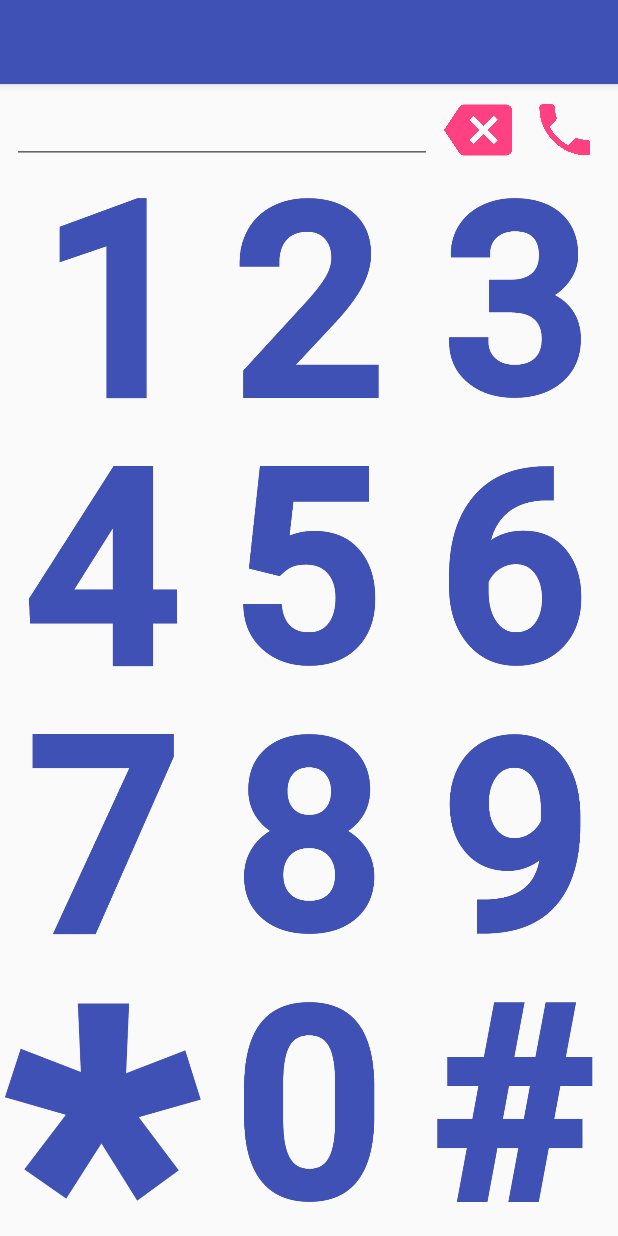
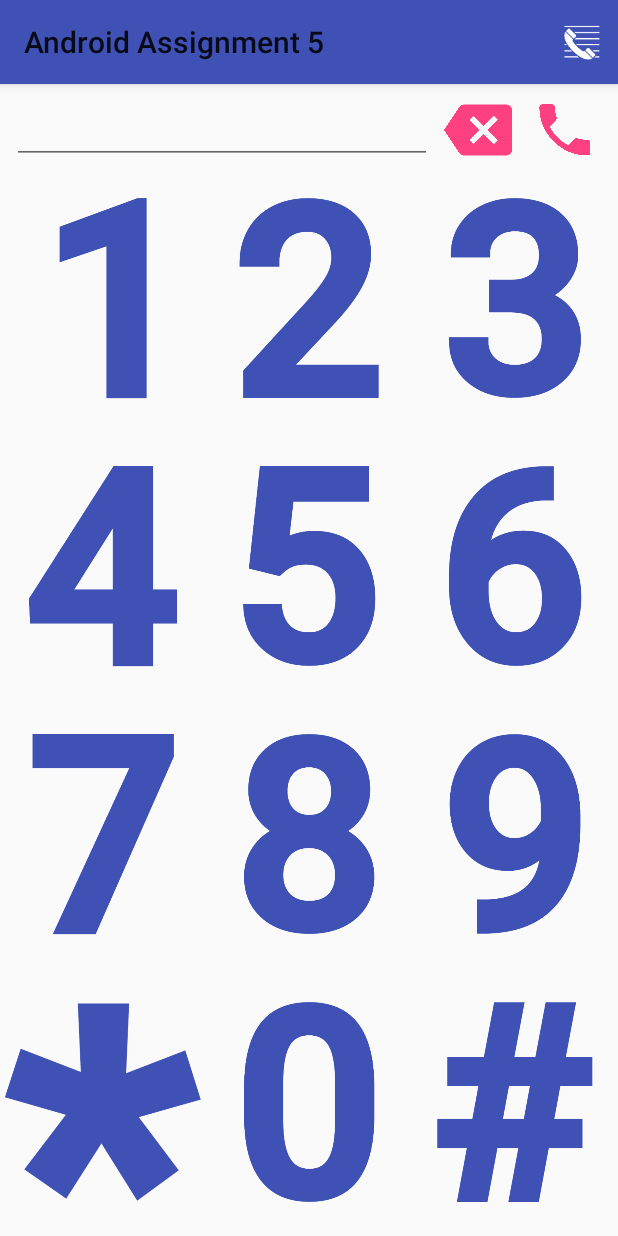
Before and after one commit to Sakarisson/Android-Assignment-7, an Android app: the screen it shows after launch (MainActivity), on a phone screen of 412 x 824 dp. Run offline under Robolectric (Android 15) with nearby library versions, the phone set to English and light mode, and no system bars.

Commit message:
Added simple toolbar button

```diff
--- a/app/build.gradle
+++ b/app/build.gradle
@@ -4,7 +4,7 @@ android {
     compileSdkVersion 27
     defaultConfig {
         applicationId "com.sakarisson.kristian.androidassignment5"
-        minSdkVersion 14
+        minSdkVersion 21
         targetSdkVersion 27
         versionCode 1
         versionName "1.0"
@@ -16,10 +16,12 @@ android {
             proguardFiles getDefaultProguardFile('proguard-android.txt'), 'proguard-rules.pro'
         }
     }
+    productFlavors {
+    }
 }
 
 dependencies {
-    implementation fileTree(dir: 'libs', include: ['*.jar'])
+    implementation fileTree(include: ['*.jar'], dir: 'libs')
     implementation 'com.android.support:appcompat-v7:27.1.1'
     implementation 'com.android.support.constraint:constraint-layout:1.1.0'
     testImplementation 'junit:junit:4.12'
--- a/app/src/main/java/com/sakarisson/kristian/androidassignment5/MainActivity.java
+++ b/app/src/main/java/com/sakarisson/kristian/androidassignment5/MainActivity.java
@@ -1,14 +1,16 @@
 package com.sakarisson.kristian.androidassignment5;
 
-import android.support.v7.app.ActionBar;
 import android.support.v7.app.AppCompatActivity;
 import android.os.Bundle;
 import android.view.KeyEvent;
+import android.support.v7.widget.Toolbar;
+import android.view.Menu;
+import android.view.MenuItem;
 
 public class MainActivity extends AppCompatActivity {
 
     private DialpadView dialpadView;
-    ActionBar actionBar;
+    private Toolbar toolbar;
 
     @Override
     protected void onCreate(Bundle savedInstanceState) {
@@ -16,7 +18,8 @@ public class MainActivity extends AppCompatActivity {
         setContentView(R.layout.activity_main);
 
         dialpadView = findViewById(R.id.dialpadView);
-        actionBar = getSupportActionBar();
+        toolbar = findViewById(R.id.toolbar_menu);
+        setSupportActionBar(toolbar);
     }
 
     @Override
@@ -24,4 +27,20 @@ public class MainActivity extends AppCompatActivity {
         dialpadView.keyWasPressed(keyCode);
         return true;
     }
+
+    @Override
+    public boolean onCreateOptionsMenu(Menu menu) {
+        getMenuInflater().inflate(R.menu.toolbar_menu, menu);
+        return true;
+    }
+
+    @Override
+    public boolean onOptionsItemSelected(MenuItem item) {
+        // Handle action bar item clicks here. The action bar will
+        // automatically handle clicks on the Home/Up button, so long
+        // as you specify a parent activity in AndroidManifest.xml.
+        int id = item.getItemId();
+
+        return super.onOptionsItemSelected(item);
+    }
 }
--- a/app/src/main/res/layout/activity_main.xml
+++ b/app/src/main/res/layout/activity_main.xml
@@ -8,13 +8,13 @@
     tools:layout_editor_absoluteY="73dp">
 
     <android.support.v7.widget.Toolbar
-        android:id="@+id/toolbar"
+        android:id="@+id/toolbar_menu"
         android:layout_width="match_parent"
         android:layout_height="?attr/actionBarSize"
         android:background="?attr/colorPrimary"
         android:elevation="4dp"
         android:theme="@style/ThemeOverlay.AppCompat.ActionBar"
-        app:popupTheme="@style/ThemeOverlay.AppCompat.Light"/>
+        app:popupTheme="@style/ThemeOverlay.AppCompat.Light" />
 
     <com.sakarisson.kristian.androidassignment5.DialpadView
         android:id="@+id/dialpadView"
@@ -23,5 +23,5 @@
         app:layout_constraintBottom_toBottomOf="parent"
         app:layout_constraintEnd_toEndOf="parent"
         app:layout_constraintStart_toStartOf="parent"
-        app:layout_constraintTop_toBottomOf="@+id/toolbar" />
+        app:layout_constraintTop_toBottomOf="@+id/toolbar_menu" />
 </android.support.constraint.ConstraintLayout>
--- /dev/null
+++ b/app/src/main/res/menu/toolbar_menu.xml
@@ -0,0 +1,14 @@
+<menu
+    xmlns:android="http://schemas.android.com/apk/res/android"
+    xmlns:app="http://schemas.android.com/apk/res-auto"
+    xmlns:tools="http://schemas.android.com/tools"
+    tools:context=".MainActivity">
+
+    <item
+        android:id="@+id/action_favorite"
+        android:orderInCategory="300"
+        android:title="User"
+        android:icon="@drawable/ic_action_call_list_dark"
+        app:showAsAction="ifRoom" />
+
+</menu>
```
Also changed, not shown: app/src/main/res/drawable-hdpi/ic_action_call_list_dark.png (added), app/src/main/res/drawable-hdpi/ic_action_call_list_light.png (added), app/src/main/res/drawable-mdpi/ic_action_call_list_dark.png (added), app/src/main/res/drawable-mdpi/ic_action_call_list_light.png (added), app/src/main/res/drawable-xhdpi/ic_action_call_list_dark.png (added), app/src/main/res/drawable-xhdpi/ic_action_call_list_light.png (added), app/src/main/res/drawable-xxhdpi/ic_action_call_list_dark.png (added), app/src/main/res/drawable-xxhdpi/ic_action_call_list_light.png (added), app/src/main/res/drawable-xxxhdpi/ic_action_call_list_dark.png (added), app/src/main/res/drawable-xxxhdpi/ic_action_call_list_light.png (added).
